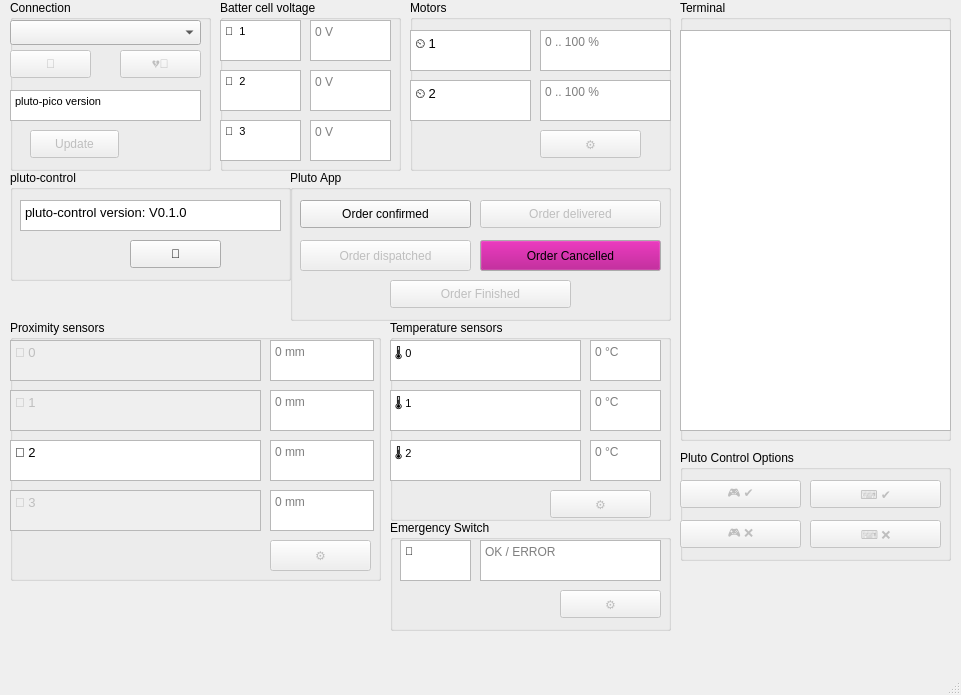
This is ui/pluto_control.ui in jruelli/pluto_control as Qt 5 draws it before an edit. The edited form follows.
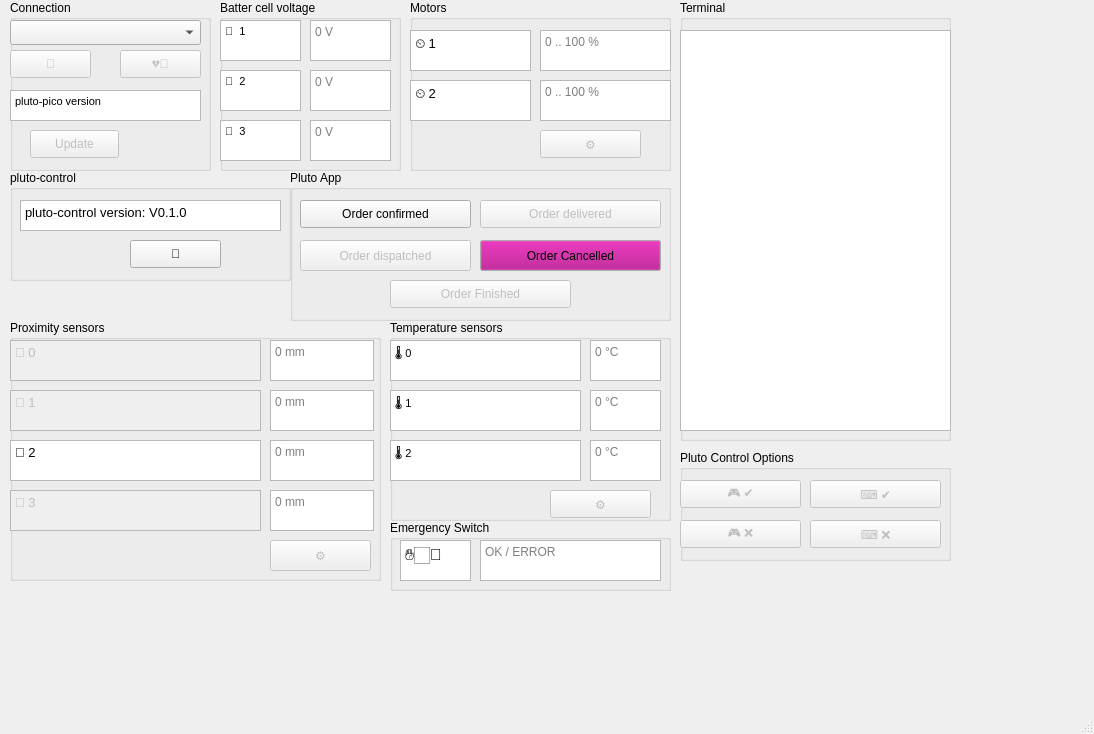
This is the edited form. Icons and pictures are not drawn.

Commit message: Dont crash app on disconnecting.

```diff
--- a/ui/pluto_control.ui
+++ b/ui/pluto_control.ui
@@ -6,8 +6,8 @@
    <rect>
     <x>0</x>
     <y>0</y>
-    <width>961</width>
-    <height>695</height>
+    <width>1094</width>
+    <height>734</height>
    </rect>
   </property>
   <property name="sizePolicy">
@@ -523,7 +523,7 @@
       <x>390</x>
       <y>520</y>
       <width>281</width>
-      <height>111</height>
+      <height>71</height>
      </rect>
     </property>
     <property name="title">
@@ -549,7 +549,7 @@
 &lt;html&gt;&lt;head&gt;&lt;meta name=&quot;qrichtext&quot; content=&quot;1&quot; /&gt;&lt;style type=&quot;text/css&quot;&gt;
 p, li { white-space: pre-wrap; }
 &lt;/style&gt;&lt;/head&gt;&lt;body style=&quot; font-family:'MS Shell Dlg 2'; font-size:12pt; font-weight:400; font-style:normal;&quot;&gt;
-&lt;p style=&quot; margin-top:0px; margin-bottom:0px; margin-left:0px; margin-right:0px; -qt-block-indent:0; text-indent:0px;&quot;&gt;&lt;span style=&quot; font-size:8pt;&quot;&gt;🚧&lt;/span&gt;&lt;/p&gt;&lt;/body&gt;&lt;/html&gt;</string>
+&lt;p style=&quot; margin-top:0px; margin-bottom:0px; margin-left:0px; margin-right:0px; -qt-block-indent:0; text-indent:0px;&quot;&gt;✋🏻🍄&lt;/p&gt;&lt;/body&gt;&lt;/html&gt;</string>
      </property>
     </widget>
     <widget class="QTextEdit" name="tE_status_info">
@@ -575,22 +575,6 @@
       <string>OK / ERROR</string>
      </property>
     </widget>
-    <widget class="QPushButton" name="pB_EmSwitchConfig">
-     <property name="enabled">
-      <bool>false</bool>
-     </property>
-     <property name="geometry">
-      <rect>
-       <x>170</x>
-       <y>70</y>
-       <width>101</width>
-       <height>28</height>
-      </rect>
-     </property>
-     <property name="text">
-      <string>⚙️</string>
-     </property>
-    </widget>
    </widget>
    <widget class="QGroupBox" name="gB_ProximitySensors">
     <property name="geometry">
```
Left out of the diff: 2 changed lines with no effect on the pictures. The commit also changes 1 other file.
